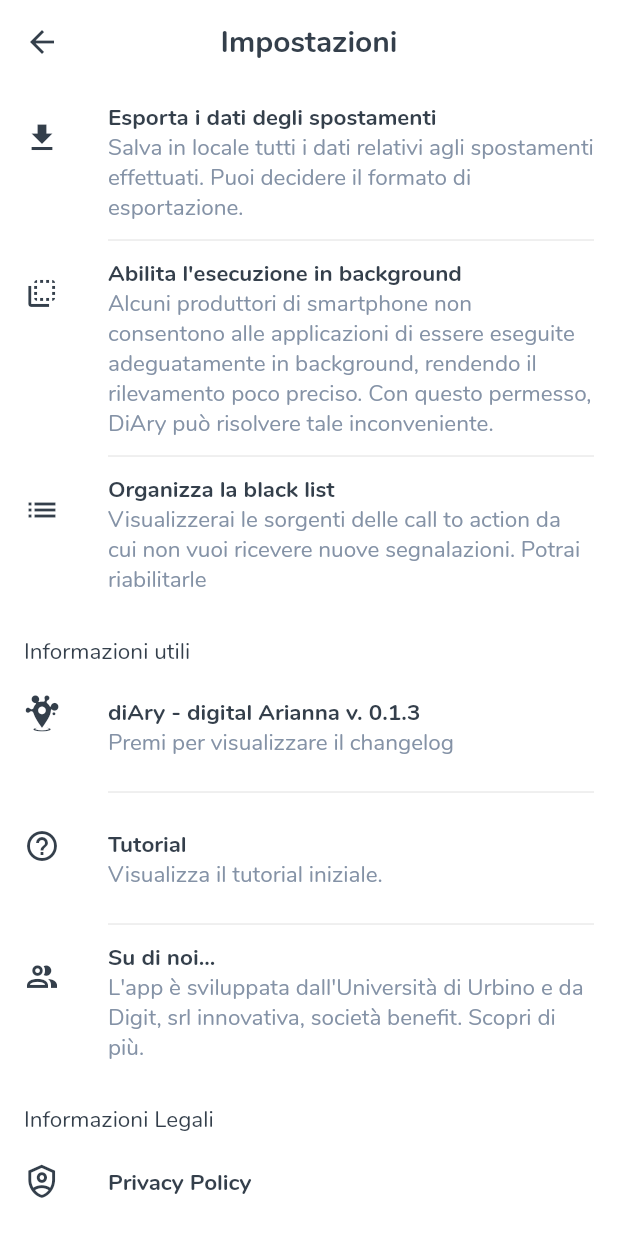
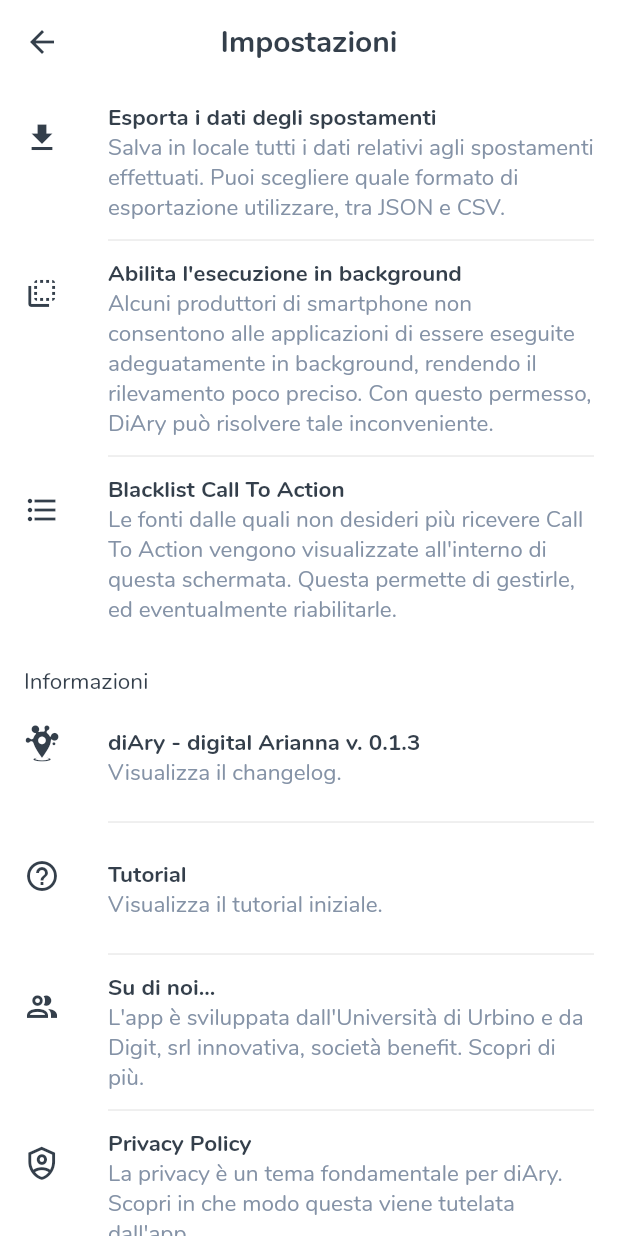
Before and after one commit to digit-srl/diAry-apps, a Flutter app: the SettingsPage screen opened directly, on a phone screen of 412 x 824 dp. Run offline on Flutter 3.47's test engine with Material 2 defaults, Android fonts, the phone set to English and light mode, and no system bars; our stand-ins replace auto_size_text, csv, dartz, equatable, firebase_analytics, firebase_crashlytics and 17 more; missing offline and left inert: dart_geohash, esys_flutter_share, flutter_background_geolocation, flutter_circular_chart, flutter_state_notifier, geodesy and 2 more; accounts and stored records are empty; generated files the repository leaves out were written again; statements that could not run were skipped.

Commit message:
Revisited call to action removing dialog, corrections over some descriptions, added a small description to privacy setting item

```diff
--- a/lib/presentation/pages/settings/settings_page.dart
+++ b/lib/presentation/pages/settings/settings_page.dart
@@ -23,7 +23,6 @@ class SettingsPage extends StatefulWidget {
 class _SettingsPageState extends State<SettingsPage> {
   List<SettingItem> items;
   List<SettingItem> utils;
-  List<SettingItem> legals;
   final double targetElevation = 3;
   double _elevation = 0;
   ScrollController _controller;
@@ -38,7 +37,8 @@ class _SettingsPageState extends State<SettingsPage> {
         Icons.file_download,
         'Esporta i dati degli spostamenti',
         'Salva in locale tutti i dati relativi agli spostamenti effettuati. '
-            'Puoi decidere il formato di esportazione.',
+            'Puoi scegliere quale formato di esportazione utilizzare, tra JSON '
+            'e CSV.',
         onTap: () => ImportExportUtils.exportAllData(context),
       ),
       if (Platform.isAndroid)
@@ -53,9 +53,11 @@ class _SettingsPageState extends State<SettingsPage> {
           onTap: () => requestIgnoreBatteryOptimization(),
         ),
       SettingItem(
-        Icons.list,
-        'Organizza la black list',
-        'Visualizzerai le sorgenti delle call to action da cui non vuoi ricevere nuove segnalazioni. Potrai riabilitarle',
+        Icons.format_list_bulleted,
+        'Blacklist Call To Action',
+        'Le fonti dalle quali non desideri più ricevere Call To Action vengono '
+            'visualizzate all\'interno di questa schermata. Questa permette '
+            'di gestirle, ed eventualmente riabilitarle.',
         onTap: () => Navigator.of(context).push(
           MaterialPageRoute(
             builder: (context) => CallToActionManagerPage(),
@@ -74,7 +76,7 @@ class _SettingsPageState extends State<SettingsPage> {
       SettingItem(
         CustomIcons.diary_logo,
         'diAry - digital Arianna',
-        'Premi per visualizzare il changelog',
+        'Visualizza il changelog.',
         onTap: () {
           GenericUtils.launchURL('https://covid19app.uniurb.it/category/news/');
         }
@@ -105,24 +107,19 @@ class _SettingsPageState extends State<SettingsPage> {
           enabled: true, onTap: () {
         GenericUtils.launchURL('https://digit.srl');
       }),
+
+      SettingItem(
+        CustomIcons.shield_account_outline, 'Privacy Policy',
+        'La privacy è un tema fondamentale per diAry. Scopri in che modo '
+            'questa viene tutelata dall\'app.',
+        enabled: true,
+        onTap: () {
+          GenericUtils.launchURL('https://covid19app.uniurb.it/privacy-policy/');
+        },
+      ),
+      // SettingItem(Icons.info_outline, 'Terms of service', null, enabled: false),
     ];
 
-    legals = [
-//      SettingItem(Icons.info_outline, 'Terms of service', null, enabled: false),
-      SettingItem(CustomIcons.shield_account_outline, 'Privacy Policy', null, enabled: true,
-          onTap: () {
-        GenericUtils.launchURL(
-          'https://covid19app.uniurb.it/privacy-policy/',
-        );
-//        BottomSheets.showFullPageBottomSheet(
-//            context,
-//            MyWebView(
-//              url: 'https://covid19app.uniurb.it/privacy-policy/',
-//            ));
-      }),
-//      SettingItem(Icons.info_outline, 'Licence open source', null,
-//          enabled: false),
-    ];
     _controller = ScrollController();
     _controller.addListener(_scrollListener);
   }
@@ -182,7 +179,7 @@ class _SettingsPageState extends State<SettingsPage> {
             Padding(
               padding: titlePadding,
               child: Text(
-                'Informazioni utili',
+                'Informazioni',
                 style: Theme.of(context).textTheme.body2,
               ),
             ),
@@ -225,37 +222,9 @@ class _SettingsPageState extends State<SettingsPage> {
                       endIndent: 16,
                     ),
             ],
-            Padding(
-              padding: titlePadding,
-              child: Text(
-                'Informazioni Legali',
-                style: Theme.of(context).textTheme.body2,
-              ),
-            ),
-            for (SettingItem item in legals) ...[
-              ListTile(
-                leading: Icon(
-                  item.iconData,
-                  color: item.enabled
-                      ? Theme.of(context).iconTheme.color
-                      : secondaryText,
-                ),
-                title: Text(
-                  item.title,
-                  style: Theme.of(context).textTheme.subhead.copyWith(
-                      color: item.enabled
-                          ? Theme.of(context).textTheme.subhead.color
-                          : secondaryText),
-                ),
-                onTap: item.onTap,
-              ),
-              legals.indexOf(item) == legals.length - 1
-                  ? Container()
-                  : Divider(
-                      indent: 72,
-                      endIndent: 16,
-                    ),
-            ],
+            SizedBox(
+              height: 16,
+            )
           ],
         ),
       ),
```
Also changed, not shown: lib/presentation/pages/home/widgets/call_to_action_widget.dart (+56 -34 lines), lib/utils/alerts.dart (+38 -4 lines).
